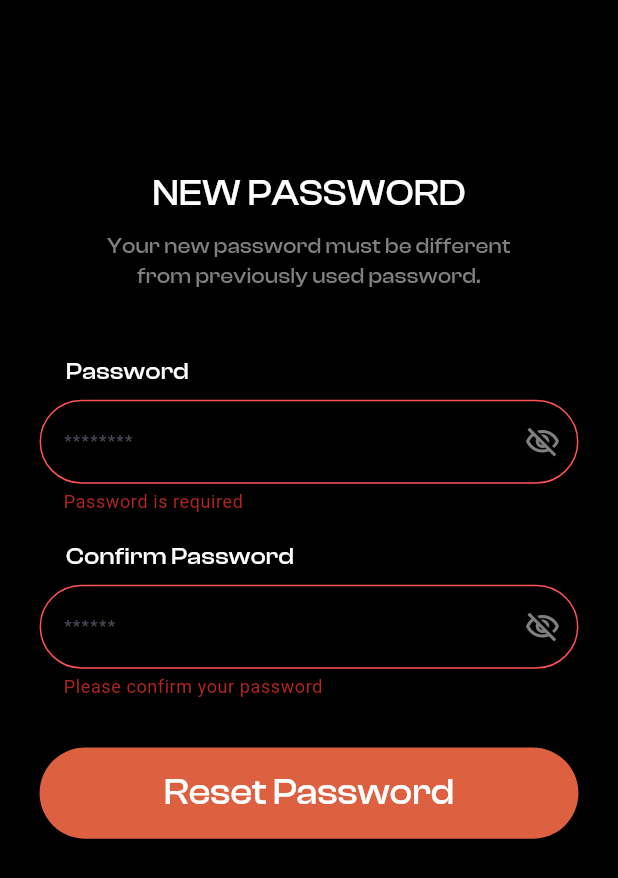
After one commit to NadyAlwazah/flutter-task04-team-ecommerce-getx-mvc-api-adv, a Flutter app: the NewPasswordView screen opened by its route, after a tap on "Reset Password", on a phone screen of 412 x 824 dp. The commit adds this screen. Shown: the top 878 px of the screen. Run offline on Flutter 3.47's test engine with Material 3 defaults, Android fonts, the phone set to English and light mode, and no system bars; our stand-ins replace dartz, equatable, flutter_screenutil, flutter_svg, get, google_fonts and 1 more; accounts and stored records are empty.

Commit message:
Add newPassword files

```diff
--- a/lib/bindings/onboarding_binding.dart
+++ b/lib/bindings/onboarding_binding.dart
@@ -1,4 +1,4 @@
-import 'package:flutter_task04_team_ecommerce_getx_mvc_api_adv/controllers/onboarding_controller.dart';
+import 'package:flutter_task04_team_ecommerce_getx_mvc_api_adv/view/onboarding/controllers/onboarding_controller.dart';
 import 'package:get/get.dart';
 
 class OnboardingBinding extends Bindings {
--- a/lib/bindings/splash_binding.dart
+++ b/lib/bindings/splash_binding.dart
@@ -1,5 +1,5 @@
-import 'package:flutter_task04_team_ecommerce_getx_mvc_api_adv/controllers/splash_controller.dart';
 import 'package:flutter_task04_team_ecommerce_getx_mvc_api_adv/core/services/auth_service.dart';
+import 'package:flutter_task04_team_ecommerce_getx_mvc_api_adv/view/splash/controllers/splash_controller.dart';
 import 'package:get/get.dart';
 
 class SplashBinding extends Bindings {
--- a/lib/core/helpful_function/validators.dart
+++ b/lib/core/helpful_function/validators.dart
@@ -11,4 +11,10 @@ abstract class Validators {
     if (value.length < 6) return 'Password must be at least 6 characters';
     return null;
   }
+
+  static String? confirmPassword(String? value, String password) {
+    if (value == null || value.isEmpty) return 'Please confirm your password';
+    if (value != password) return 'Passwords do not match';
+    return null;
+  }
 }
--- a/lib/core/routes/app_pages.dart
+++ b/lib/core/routes/app_pages.dart
@@ -1,11 +1,13 @@
 import 'package:flutter_task04_team_ecommerce_getx_mvc_api_adv/bindings/onboarding_binding.dart';
 import 'package:flutter_task04_team_ecommerce_getx_mvc_api_adv/bindings/splash_binding.dart';
 import 'package:flutter_task04_team_ecommerce_getx_mvc_api_adv/core/routes/app_routes.dart';
+import 'package:flutter_task04_team_ecommerce_getx_mvc_api_adv/view/auth/new_password/controllers/new_password_controller.dart';
 import 'package:flutter_task04_team_ecommerce_getx_mvc_api_adv/view/onboarding/onboarding_view.dart';
 import 'package:flutter_task04_team_ecommerce_getx_mvc_api_adv/view/splash/splash_view.dart';
 import 'package:get/get.dart';
 import 'package:flutter_task04_team_ecommerce_getx_mvc_api_adv/bindings/sign_in_binding.dart';
 import 'package:flutter_task04_team_ecommerce_getx_mvc_api_adv/view/auth/sign_in/sign_in_view.dart';
+import 'package:flutter_task04_team_ecommerce_getx_mvc_api_adv/view/auth/new_password/new_password_view.dart';
 
 class AppPages {
   static final List<GetPage<dynamic>> getPages = [
@@ -24,5 +26,10 @@ class AppPages {
       page: () => const SignInView(),
       binding: SignInBinding(),
     ),
+    GetPage(
+      name: AppRoutes.kNewPassword,
+      page: () => const NewPasswordView(),
+      binding: NewPasswordBinding(),
+    ),
   ];
 }
--- /dev/null
+++ b/lib/view/auth/new_password/bindings/new_password_binding.dart
@@ -0,0 +1,32 @@
+import 'package:flutter/material.dart';
+import 'package:flutter_task04_team_ecommerce_getx_mvc_api_adv/core/routes/app_routes.dart';
+import 'package:get/get.dart';
+
+class NewPasswordController extends GetxController {
+  final formKey = GlobalKey<FormState>();
+  final passwordController = TextEditingController();
+  final confirmPasswordController = TextEditingController();
+
+  final isPasswordHidden = true.obs;
+  final isConfirmPasswordHidden = true.obs;
+
+  void togglePasswordVisibility() => isPasswordHidden.toggle();
+
+  void toggleConfirmPasswordVisibility() => isConfirmPasswordHidden.toggle();
+
+  void onResetPassword() {
+    if (!(formKey.currentState?.validate() ?? false)) return;
+
+    FocusManager.instance.primaryFocus?.unfocus();
+
+    Get.offAllNamed(AppRoutes.kSignin);
+    Get.snackbar(
+      'Success',
+      'Your password has been reset',
+      backgroundColor: Colors.green,
+      colorText: Colors.white,
+      snackPosition: SnackPosition.BOTTOM,
+      margin: const EdgeInsets.all(16),
+    );
+  }
+}
--- /dev/null
+++ b/lib/view/auth/new_password/controllers/new_password_controller.dart
@@ -0,0 +1,10 @@
+import 'package:flutter_task04_team_ecommerce_getx_mvc_api_adv/view/auth/new_password/bindings/new_password_binding.dart';
+
+import 'package:get/get.dart';
+
+class NewPasswordBinding extends Bindings {
+  @override
+  void dependencies() {
+    Get.lazyPut<NewPasswordController>(() => NewPasswordController());
+  }
+}
--- /dev/null
+++ b/lib/view/auth/new_password/new_password_view.dart
@@ -0,0 +1,103 @@
+import 'package:flutter/material.dart';
+import 'package:flutter_screenutil/flutter_screenutil.dart';
+import 'package:flutter_task04_team_ecommerce_getx_mvc_api_adv/core/constants/app_colors.dart';
+import 'package:flutter_task04_team_ecommerce_getx_mvc_api_adv/core/constants/styles.dart';
+import 'package:flutter_task04_team_ecommerce_getx_mvc_api_adv/core/helpful_function/validators.dart';
+import 'package:flutter_task04_team_ecommerce_getx_mvc_api_adv/view/auth/new_password/bindings/new_password_binding.dart';
+import 'package:flutter_task04_team_ecommerce_getx_mvc_api_adv/widgets/app_text_field.dart';
+import 'package:flutter_task04_team_ecommerce_getx_mvc_api_adv/widgets/custom_button.dart';
+import 'package:flutter_task04_team_ecommerce_getx_mvc_api_adv/widgets/labeled_field.dart';
+import 'package:get/get.dart';
+
+class NewPasswordView extends GetView<NewPasswordController> {
+  const NewPasswordView({super.key});
+
+  @override
+  Widget build(BuildContext context) {
+    return Scaffold(
+      body: SafeArea(
+        child: SingleChildScrollView(
+          padding: EdgeInsets.symmetric(horizontal: 24.w),
+          child: Form(
+            key: controller.formKey,
+            child: Column(
+              children: [
+                SizedBox(height: 110.h),
+                Text(
+                  'NEW PASSWORD',
+                  style: Styles.textStyle24W500ClashDisplay.copyWith(
+                    color: Colors.white,
+                  ),
+                ),
+                SizedBox(height: 8.h),
+                Text(
+                  'Your new password must be different\n'
+                  'from previously used password.',
+                  textAlign: TextAlign.center,
+                  style: Styles.textStyle14W500ClashDisplay.copyWith(
+                    color: AppColors.secondText,
+                    height: 1.4,
+                  ),
+                ),
+                SizedBox(height: 40.h),
+                LabeledField(
+                  label: 'Password',
+                  child: Obx(
+                    () => AppTextField(
+                      controller: controller.passwordController,
+                      hintText: '********',
+                      obscureText: controller.isPasswordHidden.value,
+                      validator: Validators.password,
+                      suffixIcon: IconButton(
+                        onPressed: controller.togglePasswordVisibility,
+                        icon: Icon(
+                          controller.isPasswordHidden.value
+                              ? Icons.visibility_off_outlined
+                              : Icons.visibility_outlined,
+                        ),
+                      ),
+                    ),
+                  ),
+                ),
+                SizedBox(height: 16.h),
+                LabeledField(
+                  label: 'Confirm Password',
+                  child: Obx(
+                    () => AppTextField(
+                      controller: controller.confirmPasswordController,
+                      hintText: '******',
+                      obscureText: controller.isConfirmPasswordHidden.value,
+                      validator: (value) => Validators.confirmPassword(
+                        value,
+                        controller.passwordController.text,
+                      ),
+                      suffixIcon: IconButton(
+                        onPressed: controller.toggleConfirmPasswordVisibility,
+                        icon: Icon(
+                          controller.isConfirmPasswordHidden.value
+                              ? Icons.visibility_off_outlined
+                              : Icons.visibility_outlined,
+                        ),
+                      ),
+                    ),
+                  ),
+                ),
+                SizedBox(height: 32.h),
+                CustomButton(
+                  text: 'Reset Password',
+                  heightButton: 60,
+                  radius: 40.r,
+                  textStyle: Styles.textStyle24W500ClashDisplay.copyWith(
+                    color: Colors.white,
+                  ),
+                  onPressed: controller.onResetPassword,
+                ),
+                SizedBox(height: 24.h),
+              ],
+            ),
+          ),
+        ),
+      ),
+    );
+  }
+}
--- a/lib/view/onboarding/onboarding_view.dart
+++ b/lib/view/onboarding/onboarding_view.dart
@@ -1,7 +1,7 @@
 import 'package:flutter/material.dart';
 import 'package:flutter_screenutil/flutter_screenutil.dart';
-import 'package:flutter_task04_team_ecommerce_getx_mvc_api_adv/controllers/onboarding_controller.dart';
 import 'package:flutter_task04_team_ecommerce_getx_mvc_api_adv/core/constants/styles.dart';
+import 'package:flutter_task04_team_ecommerce_getx_mvc_api_adv/view/onboarding/controllers/onboarding_controller.dart';
 import 'package:flutter_task04_team_ecommerce_getx_mvc_api_adv/view/onboarding/widgets/highlighted_heading.dart';
 import 'package:flutter_task04_team_ecommerce_getx_mvc_api_adv/view/onboarding/widgets/onboarding_collage.dart';
 import 'package:flutter_task04_team_ecommerce_getx_mvc_api_adv/widgets/custom_button.dart';
--- /dev/null
+++ b/lib/widgets/labeled_field.dart
@@ -0,0 +1,30 @@
+import 'package:flutter/material.dart';
+import 'package:flutter_screenutil/flutter_screenutil.dart';
+import 'package:flutter_task04_team_ecommerce_getx_mvc_api_adv/core/constants/styles.dart';
+
+class LabeledField extends StatelessWidget {
+  const LabeledField({super.key, required this.label, required this.child});
+
+  final String label;
+  final Widget child;
+
+  @override
+  Widget build(BuildContext context) {
+    return Column(
+      crossAxisAlignment: CrossAxisAlignment.start,
+      children: [
+        Padding(
+          padding: EdgeInsetsDirectional.only(start: 16.w),
+          child: Text(
+            label,
+            style: Styles.textStyle16W500ClashDisplay.copyWith(
+              color: Colors.white,
+            ),
+          ),
+        ),
+        SizedBox(height: 8.h),
+        child,
+      ],
+    );
+  }
+}
```
Also changed, not shown: lib/view/onboarding/controllers/onboarding_controller.dart (renamed from lib/controllers/onboarding_controller.dart), lib/view/splash/controllers/splash_controller.dart (renamed from lib/controllers/splash_controller.dart).
